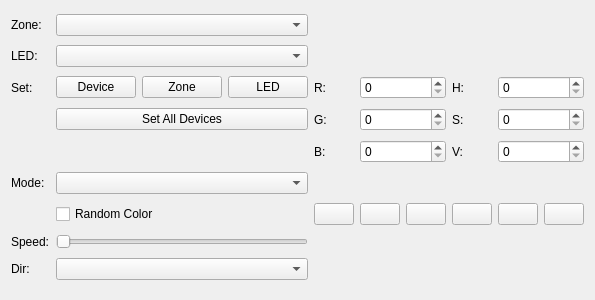
This is qt/OpenRGBDevicePage.ui in CalcProgrammer1/OpenRGB as Qt 5 draws it before an edit. The edited form follows.
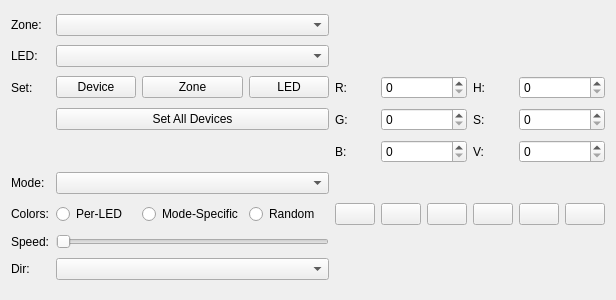
This is the edited form.

Commit message: Update mode color description to add mode-specific colors.

```diff
--- a/qt/OpenRGBDevicePage.ui
+++ b/qt/OpenRGBDevicePage.ui
@@ -122,13 +122,6 @@
      </property>
     </widget>
    </item>
-   <item row="6" column="1" colspan="3">
-    <widget class="QCheckBox" name="RandomCheck">
-     <property name="text">
-      <string>Random Color</string>
-     </property>
-    </widget>
-   </item>
    <item row="1" column="1" colspan="3">
     <widget class="QComboBox" name="LEDBox"/>
    </item>
@@ -236,6 +229,34 @@
      </property>
     </widget>
    </item>
+   <item row="6" column="1">
+    <widget class="QRadioButton" name="PerLEDCheck">
+     <property name="text">
+      <string>Per-LED</string>
+     </property>
+    </widget>
+   </item>
+   <item row="6" column="2">
+    <widget class="QRadioButton" name="ModeSpecificCheck">
+     <property name="text">
+      <string>Mode-Specific</string>
+     </property>
+    </widget>
+   </item>
+   <item row="6" column="3">
+    <widget class="QRadioButton" name="RandomCheck">
+     <property name="text">
+      <string>Random</string>
+     </property>
+    </widget>
+   </item>
+   <item row="6" column="0">
+    <widget class="QLabel" name="ColorLabel">
+     <property name="text">
+      <string>Colors:</string>
+     </property>
+    </widget>
+   </item>
   </layout>
  </widget>
  <resources/>
```
The commit also changes 33 other files.
